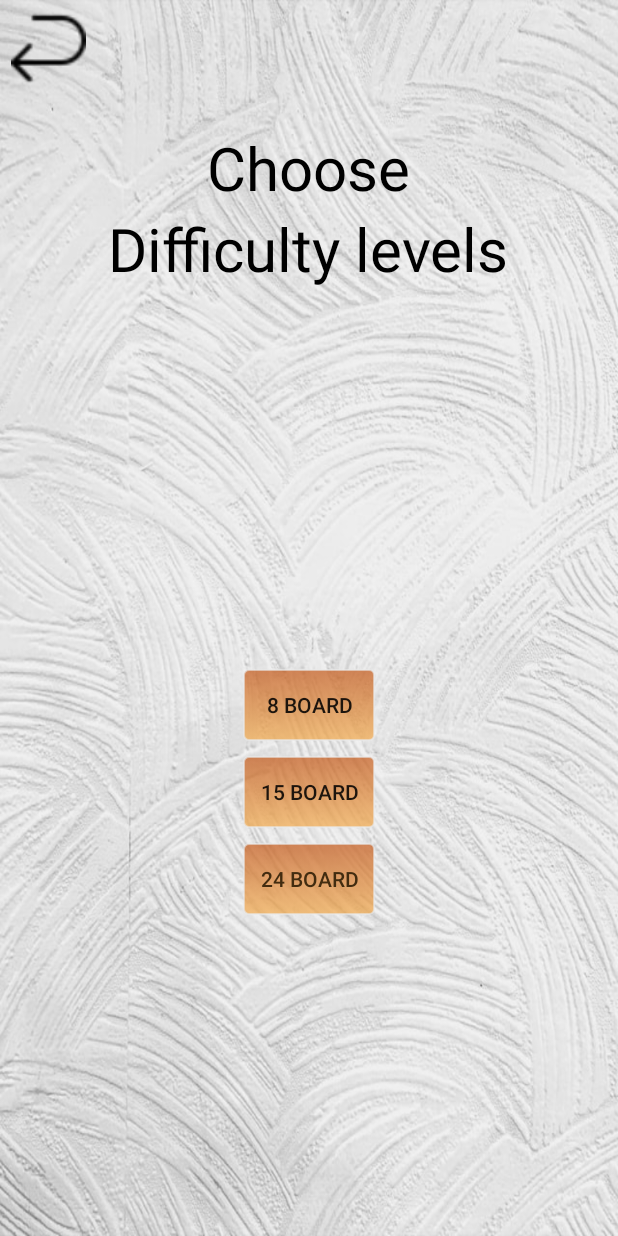
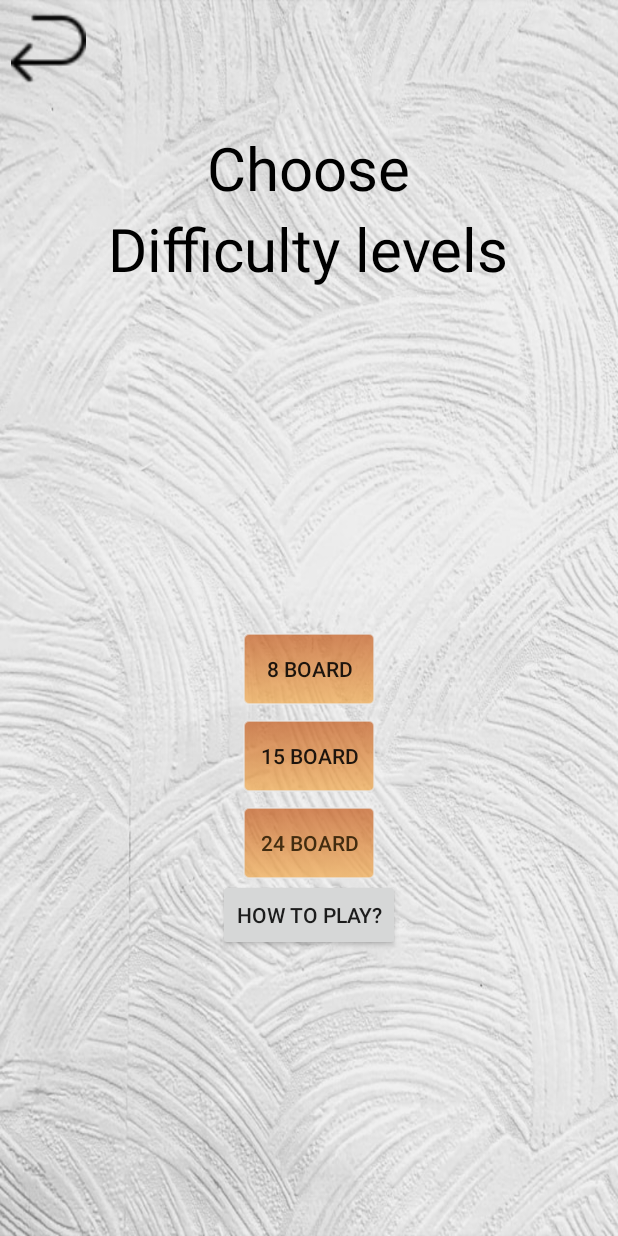
Before and after one commit to Galtager/PuzzleGame, an Android app: the ChooseDifficultActivity screen opened directly, with no data from a screen before it, on a phone screen of 412 x 824 dp. Run offline under Robolectric (Android 15) with nearby library versions, the phone set to English and light mode, and no system bars; Roboto replaces fonts that are not available here.

Commit message:
Update activity_choose_difficult.xml

```diff
--- a/app/src/main/res/layout/activity_choose_difficult.xml
+++ b/app/src/main/res/layout/activity_choose_difficult.xml
@@ -94,6 +94,12 @@
                 android:layout_width="wrap_content"
                 android:layout_height="wrap_content"
                 android:background="@drawable/menubutton" />
+
+            <Button
+                android:id="@+id/howToPlayBtn"
+                android:layout_width="wrap_content"
+                android:layout_height="wrap_content"
+                android:text="how to play?" />
         </LinearLayout>
     </LinearLayout>
 </LinearLayout>
```
